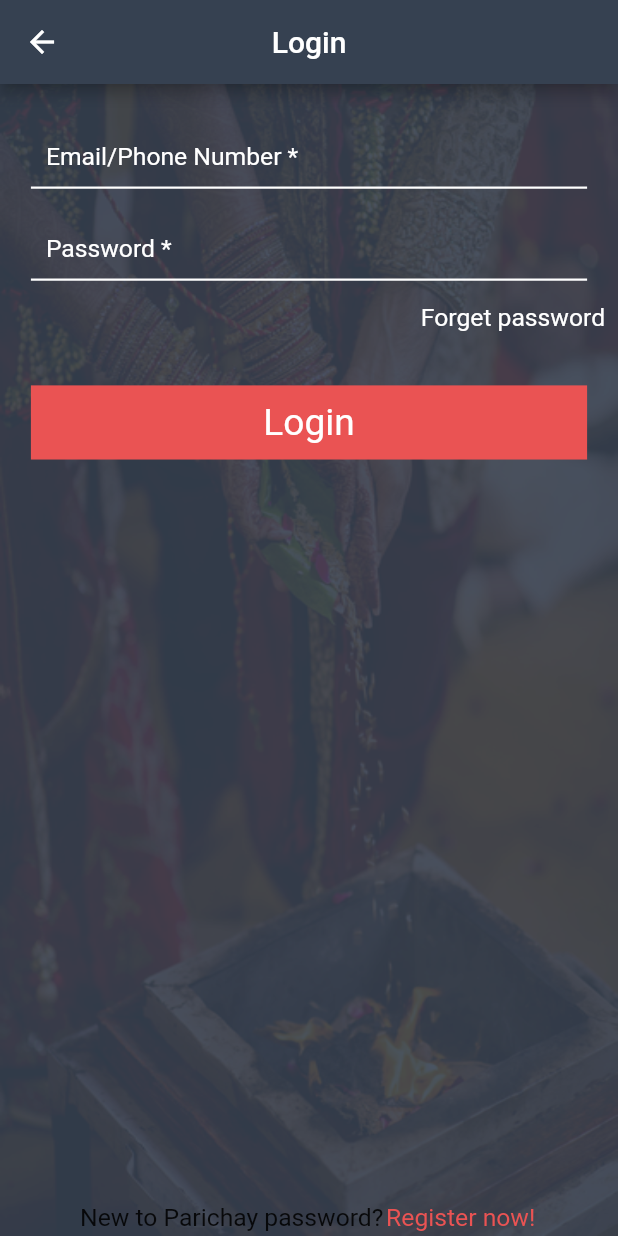
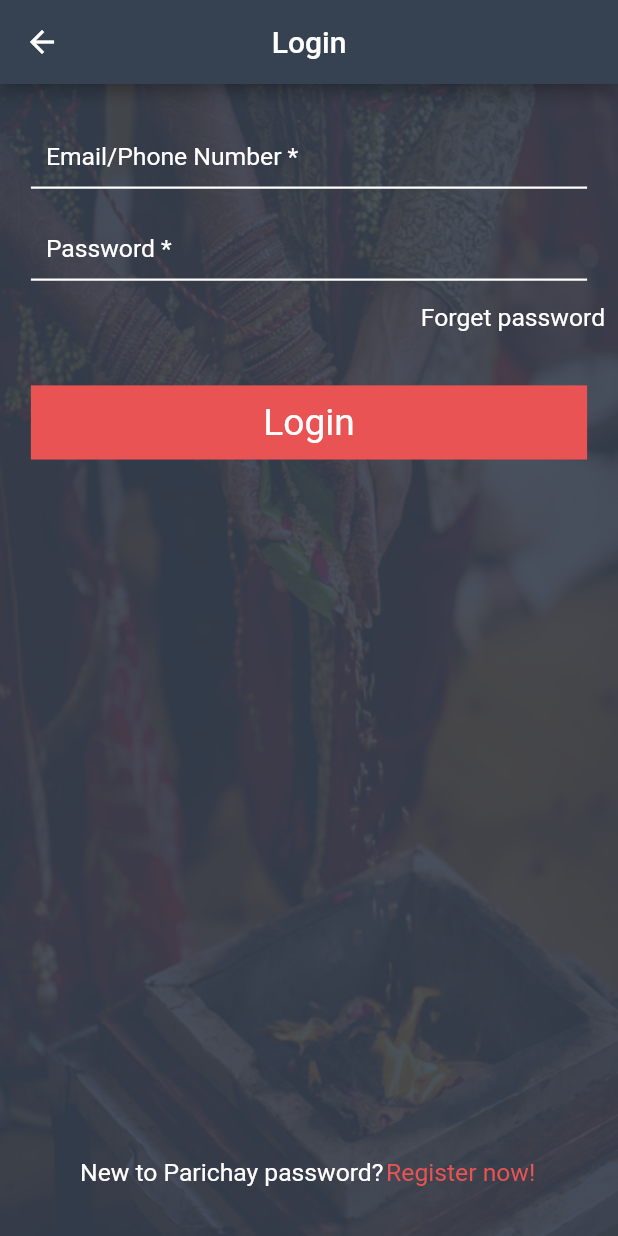
Before and after one commit to 01himanshugautam/PN_34_Parichay_Matrimony, a Flutter app: the screen it shows after launch, after a tap on "LOGIN", on a phone screen of 412 x 824 dp. Run offline on Flutter 3.47's test engine with Material 2 defaults, Android fonts, the phone set to English and light mode, and no system bars; our stand-ins replace carousel_slider, dio, flutter_dotenv, google_maps_flutter, image_picker, motion_toast and 3 more; missing offline and left inert: google_map_iframe; accounts and stored records are empty; network calls fail.

Commit message:
fix registration issue

```diff
--- a/lib/data/models/user.model.dart
+++ b/lib/data/models/user.model.dart
@@ -1,6 +1,6 @@
 class Users {
   String? id;
-  String? dOB;
+  String? dob;
   String? name;
   String? gender;
   String? height;
@@ -161,7 +161,7 @@ class Users {
 
   Users({
     this.id,
-    this.dOB,
+    this.dob,
     this.name,
     this.gender,
     this.height,
@@ -323,7 +323,7 @@ class Users {
 
   Users.fromJson(Map<dynamic, dynamic> json) {
     id = json['id'].toString();
-    dOB = json['DOB'];
+    dob = json['DOB'];
     name = json['name'];
     gender = json['gender'];
     height = json['height'];
@@ -486,7 +486,7 @@ class Users {
   Map<String, dynamic> toJson() {
     Map<String, dynamic> data = <String, dynamic>{};
     data['id'] = id;
-    data['DOB'] = dOB;
+    data['DOB'] = dob;
     data['name'] = name;
     data['gender'] = gender;
     data['height'] = height;
--- a/lib/data/repository/auth.repository.dart
+++ b/lib/data/repository/auth.repository.dart
@@ -29,9 +29,6 @@ class AuthRepository {
 
   register(body) async {
     try {
-      // var data = FormData.fromMap(body).toString();
-      FormData data = FormData.fromMap(body);
-      log(FormData.fromMap(body).toString());
       var response = await http.post(Uri.parse(AppUrls.register), body: body);
       return jsonDecode(response.body);
     } catch (e) {
--- a/lib/provider/auth_provider.dart
+++ b/lib/provider/auth_provider.dart
@@ -24,8 +24,8 @@ class AuthProvider with ChangeNotifier {
     return response;
   }
 
-  register(data) async {
-    var response = await authRepository.register(data);
+  register(body) async {
+    var response = await authRepository.register(body);
     notifyListeners();
     return response;
   }
--- a/lib/view/screens/auth/login_screen.dart
+++ b/lib/view/screens/auth/login_screen.dart
@@ -74,6 +74,7 @@ class _LoginScreenState extends State<LoginScreen> {
             fit: BoxFit.fill,
           ),
         ),
+        padding: const EdgeInsets.only(bottom: 30),
         child: Column(
           mainAxisAlignment: MainAxisAlignment.spaceBetween,
           children: [
@@ -132,8 +133,10 @@ class _LoginScreenState extends State<LoginScreen> {
               children: [
                 Text(
                   "New to Parichay password?",
-                  style:
-                      TextStyle(fontWeight: FontWeight.normal, fontSize: 2.h),
+                  style: TextStyle(
+                      fontWeight: FontWeight.normal,
+                      fontSize: 2.h,
+                      color: AppColors.whiteColor),
                 ),
                 CustomButton(
                   text: "Register now!",
--- a/lib/view/screens/profile/profile_view_screen.dart
+++ b/lib/view/screens/profile/profile_view_screen.dart
@@ -49,7 +49,7 @@ class _ProfileViewScreenState extends State<ProfileViewScreen> {
           rightChildren: [
             ColumnText(
               text: 'Date of Birth',
-              value: "${widget.user.dOB}",
+              value: "${widget.user.dob}",
             ),
             ColumnText(
               text: 'Height',
--- a/lib/view/screens/register/lifestyle_family_screen.dart
+++ b/lib/view/screens/register/lifestyle_family_screen.dart
@@ -367,7 +367,7 @@ class _LifestyleFamilyScreenState extends State<LifestyleFamilyScreen> {
               onPressed: () async {
                 Map<String, dynamic> data = {
                   'user_id': widget.userId,
-                  'familytype': fType,
+                  // 'familytype': fType,
                   'fatheroccupation': fOccupation,
                   'motheroccupation': mOccupation,
                   'familystatus': fStatus,
@@ -391,6 +391,7 @@ class _LifestyleFamilyScreenState extends State<LifestyleFamilyScreen> {
                   'physical_type': "",
                   'otp': widget.otp
                 };
+                log(data.toString());
                 var response =
                     await Provider.of<AuthProvider>(context, listen: false)
                         .lifeStyle(data);
```
Also changed, not shown: lib/view/screens/auth/sign_up_screen.dart (+14 -14 lines), lib/view/screens/dashboard/dashboard_screen.dart (+15 -6 lines), lib/view/screens/dashboard/widgets/custom_card.dart (+11 -5 lines).
